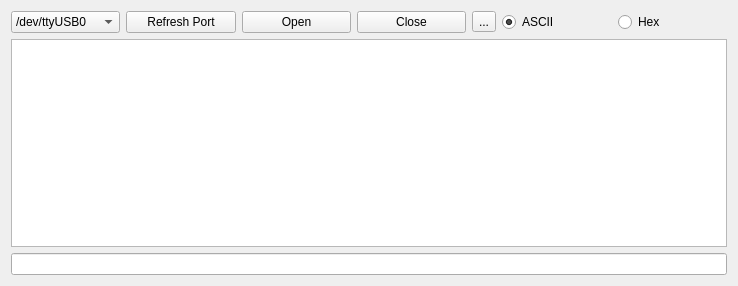
Above: serialtool.ui from yageek/QTSerial before the change. Below: the same form after it.
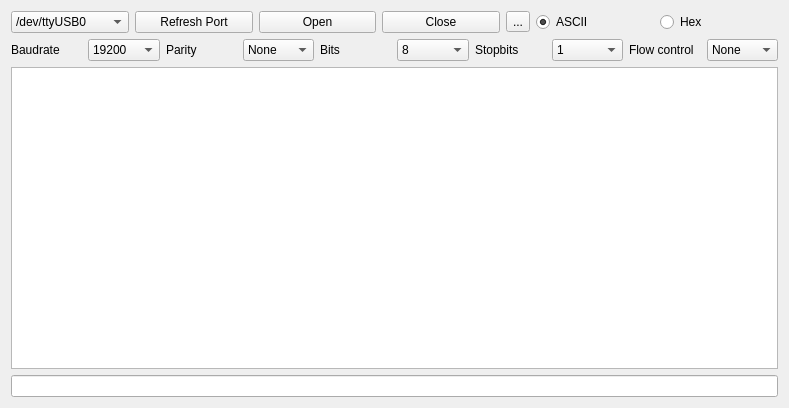
That is the form after the change. Icons and pictures are not drawn.

Commit message: Change the GUI forms. Nothing is active.

```diff
--- a/serialtool.ui
+++ b/serialtool.ui
@@ -6,8 +6,8 @@
    <rect>
     <x>0</x>
     <y>0</y>
-    <width>738</width>
-    <height>286</height>
+    <width>789</width>
+    <height>408</height>
    </rect>
   </property>
   <property name="mouseTracking">
@@ -86,6 +86,105 @@
      </item>
     </layout>
    </item>
+   <item>
+    <layout class="QHBoxLayout" name="horizontalLayout_3">
+     <item>
+      <widget class="QLabel" name="label">
+       <property name="text">
+        <string>Baudrate</string>
+       </property>
+      </widget>
+     </item>
+     <item>
+      <widget class="QComboBox" name="baudrateComboBox">
+       <item>
+        <property name="text">
+         <string>19200</string>
+        </property>
+       </item>
+       <item>
+        <property name="text">
+         <string>9600</string>
+        </property>
+       </item>
+      </widget>
+     </item>
+     <item>
+      <widget class="QLabel" name="label_2">
+       <property name="text">
+        <string>Parity</string>
+       </property>
+      </widget>
+     </item>
+     <item>
+      <widget class="QComboBox" name="parityComboBox">
+       <item>
+        <property name="text">
+         <string>None</string>
+        </property>
+       </item>
+       <item>
+        <property name="text">
+         <string>Even</string>
+        </property>
+       </item>
+       <item>
+        <property name="text">
+         <string>Odd</string>
+        </property>
+       </item>
+      </widget>
+     </item>
+     <item>
+      <widget class="QLabel" name="label_3">
+       <property name="text">
+        <string>Bits</string>
+       </property>
+      </widget>
+     </item>
+     <item>
+      <widget class="QComboBox" name="bitsCombobox">
+       <item>
+        <property name="text">
+         <string>8</string>
+        </property>
+       </item>
+      </widget>
+     </item>
+     <item>
+      <widget class="QLabel" name="label_4">
+       <property name="text">
+        <string>Stopbits</string>
+       </property>
+      </widget>
+     </item>
+     <item>
+      <widget class="QComboBox" name="stopbitsCombobox">
+       <item>
+        <property name="text">
+         <string>1</string>
+        </property>
+       </item>
+      </widget>
+     </item>
+     <item>
+      <widget class="QLabel" name="label_5">
+       <property name="text">
+        <string>Flow control</string>
+       </property>
+      </widget>
+     </item>
+     <item>
+      <widget class="QComboBox" name="flowcontrolComboBox">
+       <item>
+        <property name="text">
+         <string>None</string>
+        </property>
+       </item>
+      </widget>
+     </item>
+    </layout>
+   </item>
    <item>
     <layout class="QVBoxLayout" name="verticalLayout">
      <item>
```
Left out of the diff: 16 changed lines with no effect on the pictures.
